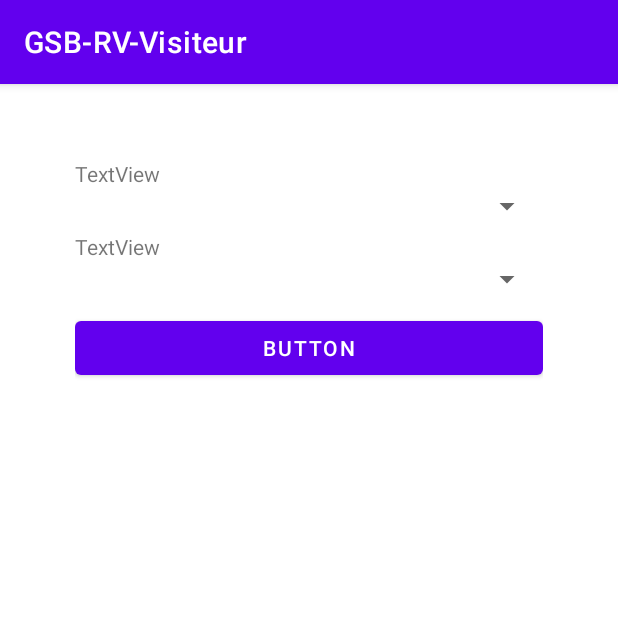
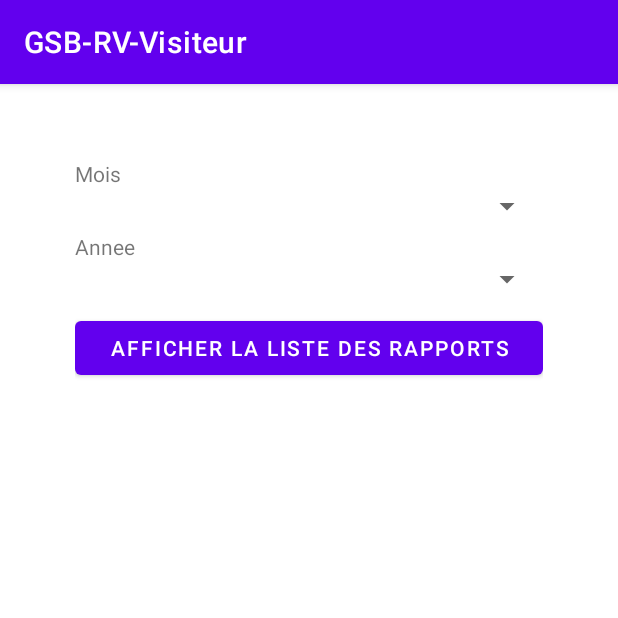
Before and after one commit to AladdineDev/GSB-RV-Visiteur, an Android app: the RechercheRvActivity screen opened directly, with no data from a screen before it, on a phone screen of 412 x 824 dp, the top half of it. Run offline under Robolectric (Android 15) with nearby library versions, the phone set to English and light mode, and no system bars; network calls fail.

```diff
--- a/app/src/main/res/layout/activity_recherche_rv.xml
+++ b/app/src/main/res/layout/activity_recherche_rv.xml
@@ -27,7 +27,7 @@
                 android:id="@+id/tvMois"
                 android:layout_width="match_parent"
                 android:layout_height="wrap_content"
-                android:text="TextView" />
+                android:text="Mois" />
 
             <Spinner
                 android:id="@+id/spinnerMois"
@@ -42,7 +42,7 @@
                 android:id="@+id/tvAnnee"
                 android:layout_width="match_parent"
                 android:layout_height="wrap_content"
-                android:text="TextView" />
+                android:text="Annee" />
 
             <Spinner
                 android:id="@+id/spinnerAnnee"
@@ -57,7 +57,7 @@
                 android:id="@+id/button"
                 android:layout_width="match_parent"
                 android:layout_height="wrap_content"
-                android:text="Button" />
+                android:text="Afficher la liste des rapports" />
 
         </LinearLayout>
     </FrameLayout>
```
Also changed, not shown: app/src/main/java/fr/gsb/rv/MainActivity.java (+8 -7 lines), app/src/main/java/fr/gsb/rv/MenuRvActivity.java (+20 -1 lines).
